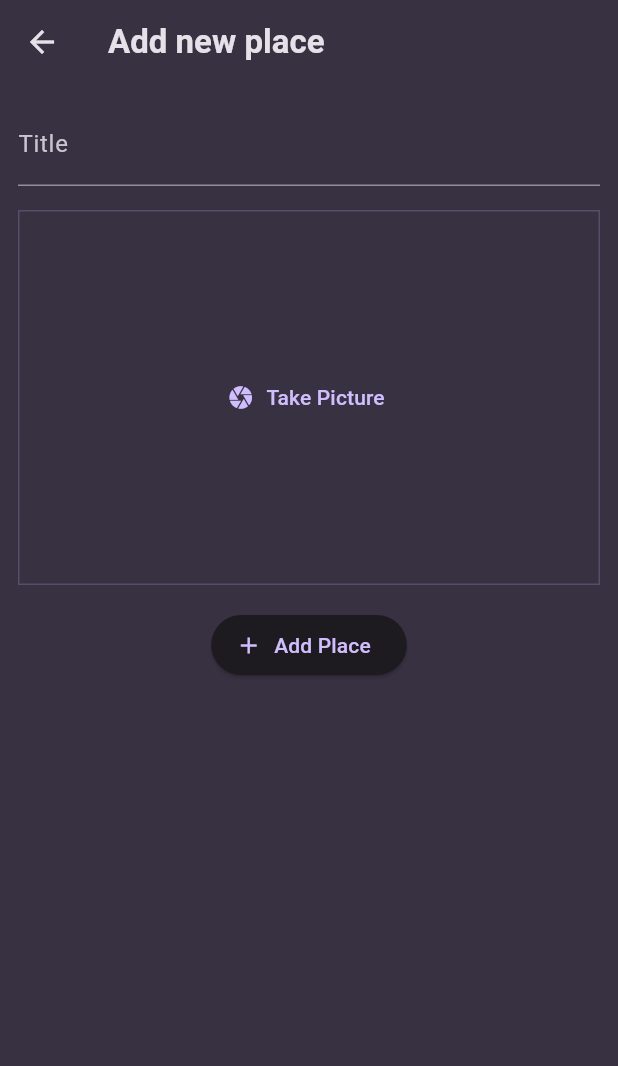
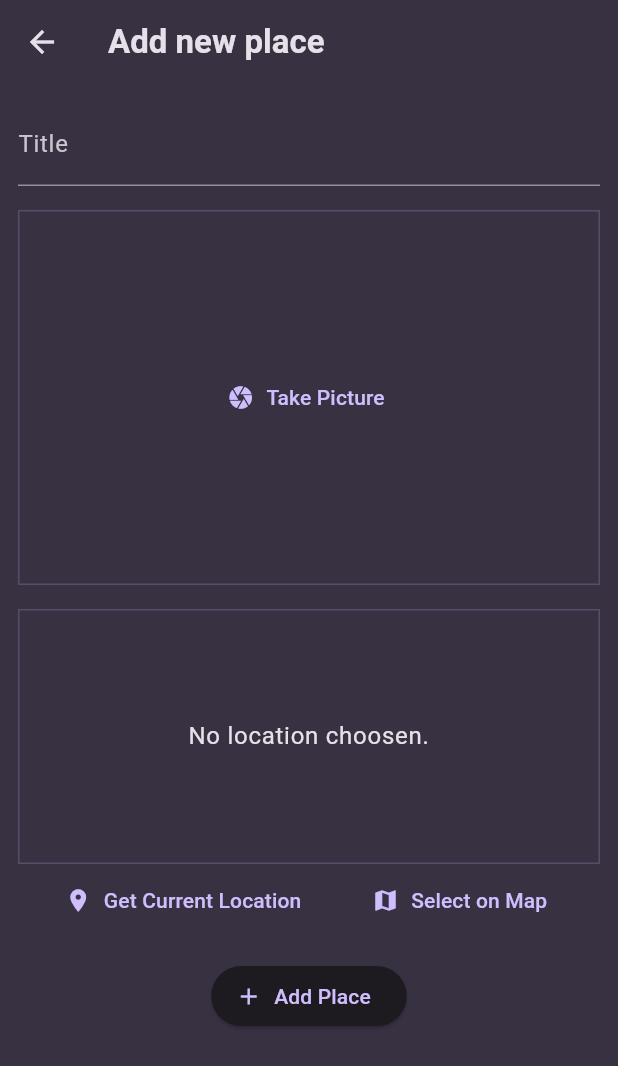
Before and after one commit to auri-gabriel/favorite_places, a Flutter app: the AddPlaceScreen screen opened directly, on a phone screen of 412 x 824 dp. Shown: the top 1066 px of the screen. Run offline on Flutter 3.47's test engine with Material 3 defaults, Android fonts, the phone set to English and light mode, and no system bars; our stand-ins replace flutter_riverpod, google_fonts, image_picker.

Commit message:
feat: create LocationInput widget

```diff
--- a/lib/screens/add_place.dart
+++ b/lib/screens/add_place.dart
@@ -2,6 +2,7 @@ import 'dart:io';
 
 import 'package:favorite_places/providers/user_places.dart';
 import 'package:favorite_places/widgets/image_input.dart';
+import 'package:favorite_places/widgets/location_input.dart';
 import 'package:flutter/material.dart';
 import 'package:flutter_riverpod/flutter_riverpod.dart';
 
@@ -56,6 +57,8 @@ class _AddPlaceScreenState extends ConsumerState<AddPlaceScreen> {
               },
             ),
             const SizedBox(height: 16),
+            LocationInput(),
+            const SizedBox(height: 16),
             ElevatedButton.icon(
               onPressed: _savePlace,
               icon: Icon(Icons.add),
--- /dev/null
+++ b/lib/widgets/location_input.dart
@@ -0,0 +1,51 @@
+import 'package:flutter/material.dart';
+
+class LocationInput extends StatefulWidget {
+  const LocationInput({super.key});
+
+  @override
+  State<LocationInput> createState() => _LocationInputState();
+}
+
+class _LocationInputState extends State<LocationInput> {
+  @override
+  Widget build(BuildContext context) {
+    return Column(
+      children: [
+        Container(
+          height: 170,
+          width: double.infinity,
+          alignment: Alignment.center,
+          decoration: BoxDecoration(
+            border: Border.all(
+              width: 1,
+              color: Theme.of(context).colorScheme.primary.withOpacity(0.2),
+            ),
+          ),
+          child: Text(
+            'No location choosen.',
+            textAlign: TextAlign.center,
+            style: Theme.of(context).textTheme.bodyLarge!.copyWith(
+              color: Theme.of(context).colorScheme.onSurface,
+            ),
+          ),
+        ),
+        Row(
+          mainAxisAlignment: MainAxisAlignment.spaceEvenly,
+          children: [
+            TextButton.icon(
+              icon: Icon(Icons.location_on),
+              label: Text('Get Current Location'),
+              onPressed: () {},
+            ),
+            TextButton.icon(
+              icon: Icon(Icons.map),
+              label: Text('Select on Map'),
+              onPressed: () {},
+            ),
+          ],
+        ),
+      ],
+    );
+  }
+}
--- a/pubspec.yaml
+++ b/pubspec.yaml
@@ -38,6 +38,7 @@ dependencies:
   uuid: ^4.5.1
   flutter_riverpod: ^2.6.1
   image_picker: ^1.1.2
+  location: ^8.0.0
 
 dev_dependencies:
   flutter_test:
```
Also changed, not shown: pubspec.lock, 1 other file.
